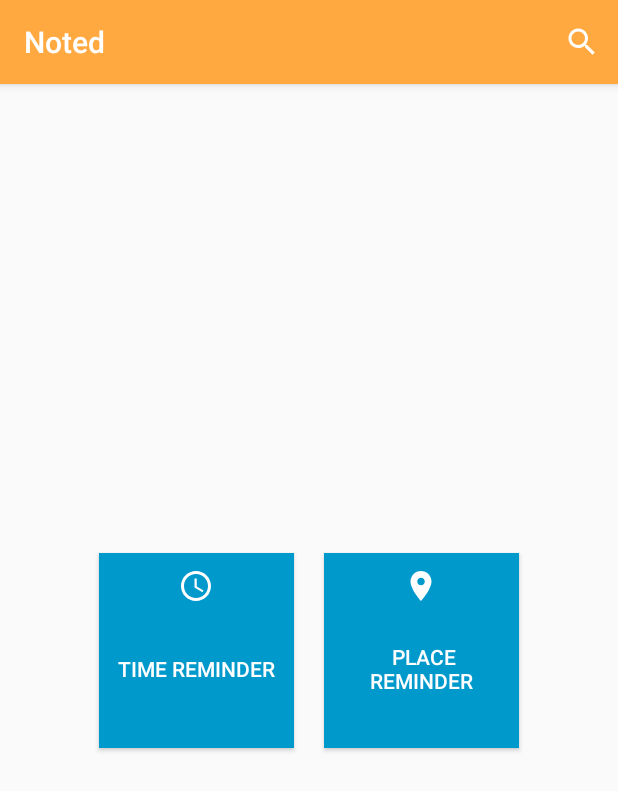
After one commit to kingchoo95/Note, an Android app: the SearchReminderActivity screen opened directly, with no data from a screen before it, on a phone screen of 412 x 824 dp. The commit adds this screen. Shown: the top 791 px of the screen. Run offline under Robolectric (Android 15) with nearby library versions, the phone set to English and light mode, and no system bars.

Commit message:
created first layer title search

```diff
--- a/Noted/app/src/main/AndroidManifest.xml
+++ b/Noted/app/src/main/AndroidManifest.xml
@@ -35,7 +35,8 @@
             android:name=".CheckConditionService"
             android:exported="false" />
 
-        <activity android:name=".SnoozeReminderActivity"></activity>
+        <activity android:name=".SnoozeReminderActivity" />
+        <activity android:name=".SearchReminderActivity"></activity>
     </application>
 
 </manifest>
--- /dev/null
+++ b/Noted/app/src/main/java/com/david/noted/SearchReminderActivity.java
@@ -0,0 +1,106 @@
+package com.david.noted;
+
+
+import android.content.Intent;
+import android.support.v7.app.AppCompatActivity;
+import android.os.Bundle;
+import android.support.v7.widget.SearchView;
+import android.util.Log;
+import android.view.Menu;
+import android.view.MenuInflater;
+import android.view.MenuItem;
+import android.view.View;
+import android.widget.AdapterView;
+import android.widget.ArrayAdapter;
+import android.widget.ListView;
+import java.util.ArrayList;
+
+
+
+public class SearchReminderActivity extends AppCompatActivity {
+    int countFilterPosition=0;
+    SearchView searchView;
+    ArrayList<String> titles = MainActivity.titles;
+    ArrayList<String> titlesFilter = MainActivity.titles;
+    Boolean isFilter = false;
+    static ArrayAdapter arrayAdapter;
+    @Override
+    protected void onCreate(Bundle savedInstanceState) {
+        super.onCreate(savedInstanceState);
+        setContentView(R.layout.activity_search_reminder);
+
+        ListView listView = (ListView) findViewById(R.id.notesListViewId);
+
+        arrayAdapter = new ArrayAdapter(this, android.R.layout.simple_list_item_1,titlesFilter);
+        if(titlesFilter != null){
+            listView.setAdapter(arrayAdapter);
+        }
+
+        listView.setOnItemClickListener(new AdapterView.OnItemClickListener() {
+            @Override
+            public void onItemClick(AdapterView<?> parent, View view, int position, long id) {
+                Intent intent = new Intent(getApplicationContext(),NoteEditorActivity.class);
+                //tell which row the user tap
+
+                String clickFilterString = parent.getAdapter().getItem(position).toString();
+                countFilterPosition = position;
+                if(isFilter){
+
+                   checkAfterFilterPosition(clickFilterString,position);
+
+                }
+                intent.putExtra("noteId", countFilterPosition);
+                startActivity(intent);
+                searchView.setQuery("", false);
+                searchView.clearFocus();
+
+            }
+        });
+    }
+
+    public void checkAfterFilterPosition(String clickFilterString, int position){
+
+
+            int arraySize = titles.size();
+
+
+            for(int i = 0 ; i < arraySize ; i++){
+
+                if ((clickFilterString.equals(titles.get(i)))) {
+                    if(position==0) {
+
+                        countFilterPosition=i;
+
+                    }else{
+                        checkAfterFilterPosition(clickFilterString,position-1);
+                    }
+                }
+            }
+        Log.i("asdasd",Integer.toString(countFilterPosition));
+
+    }
+    @Override
+    public boolean onCreateOptionsMenu(Menu menu) {
+        MenuInflater inflater =  getMenuInflater();
+        inflater.inflate(R.menu.advance_search_menu,menu);
+        MenuItem item = menu.findItem(R.id.app_bar_search);
+        searchView = (SearchView) item.getActionView();
+
+        searchView.setOnQueryTextListener(new SearchView.OnQueryTextListener(){
+
+            @Override
+            public boolean onQueryTextSubmit(String query) {
+                return false;
+            }
+
+            @Override
+            public boolean onQueryTextChange(String newText) {
+                arrayAdapter.getFilter().filter(newText);
+                isFilter = true;
+                return false;
+            }
+        });
+
+      return super.onCreateOptionsMenu(menu);
+    }
+}
--- /dev/null
+++ b/Noted/app/src/main/res/drawable/ic_access_time_black_24dp.xml
@@ -0,0 +1,9 @@
+<vector xmlns:android="http://schemas.android.com/apk/res/android"
+        android:width="24dp"
+        android:height="24dp"
+        android:viewportWidth="24.0"
+        android:viewportHeight="24.0">
+    <path
+        android:fillColor="#ffffff"
+        android:pathData="M11.99,2C6.47,2 2,6.48 2,12s4.47,10 9.99,10C17.52,22 22,17.52 22,12S17.52,2 11.99,2zM12,20c-4.42,0 -8,-3.58 -8,-8s3.58,-8 8,-8 8,3.58 8,8 -3.58,8 -8,8zM12.5,7H11v6l5.25,3.15 0.75,-1.23 -4.5,-2.67z"/>
+</vector>
--- /dev/null
+++ b/Noted/app/src/main/res/drawable/ic_place_black_24dp.xml
@@ -0,0 +1,9 @@
+<vector xmlns:android="http://schemas.android.com/apk/res/android"
+        android:width="24dp"
+        android:height="24dp"
+        android:viewportWidth="24.0"
+        android:viewportHeight="24.0">
+    <path
+        android:fillColor="#ffffff"
+        android:pathData="M12,2C8.13,2 5,5.13 5,9c0,5.25 7,13 7,13s7,-7.75 7,-13c0,-3.87 -3.13,-7 -7,-7zM12,11.5c-1.38,0 -2.5,-1.12 -2.5,-2.5s1.12,-2.5 2.5,-2.5 2.5,1.12 2.5,2.5 -1.12,2.5 -2.5,2.5z"/>
+</vector>
--- a/Noted/app/src/main/res/drawable/ic_search_black_24dp.xml
+++ b/Noted/app/src/main/res/drawable/ic_search_black_24dp.xml
@@ -4,6 +4,6 @@
         android:viewportWidth="24.0"
         android:viewportHeight="24.0">
     <path
-        android:fillColor="#FF000000"
+        android:fillColor="#ffffff"
         android:pathData="M15.5,14h-0.79l-0.28,-0.27C15.41,12.59 16,11.11 16,9.5 16,5.91 13.09,3 9.5,3S3,5.91 3,9.5 5.91,16 9.5,16c1.61,0 3.09,-0.59 4.23,-1.57l0.27,0.28v0.79l5,4.99L20.49,19l-4.99,-5zM9.5,14C7.01,14 5,11.99 5,9.5S7.01,5 9.5,5 14,7.01 14,9.5 11.99,14 9.5,14z"/>
 </vector>
--- /dev/null
+++ b/Noted/app/src/main/res/layout/activity_search_reminder.xml
@@ -0,0 +1,69 @@
+<?xml version="1.0" encoding="utf-8"?>
+<android.support.constraint.ConstraintLayout xmlns:android="http://schemas.android.com/apk/res/android"
+    xmlns:app="http://schemas.android.com/apk/res-auto"
+    xmlns:tools="http://schemas.android.com/tools"
+    android:layout_width="match_parent"
+    android:layout_height="match_parent"
+    tools:context="com.david.noted.SearchReminderActivity">
+
+    <LinearLayout
+        android:layout_width="300dp"
+        android:layout_height="150dp"
+        android:layout_marginBottom="315dp"
+        android:layout_marginEnd="8dp"
+        android:layout_marginLeft="8dp"
+        android:layout_marginRight="8dp"
+        android:layout_marginStart="8dp"
+        android:orientation="horizontal"
+        app:layout_constraintBottom_toBottomOf="parent"
+        app:layout_constraintLeft_toLeftOf="parent"
+        app:layout_constraintRight_toRightOf="parent">
+
+        <Button
+            android:id="@+id/button2"
+            android:layout_width="40dp"
+            android:layout_height="match_parent"
+            android:layout_margin="10dp"
+            android:layout_weight="0.72"
+            android:background="@android:color/holo_blue_dark"
+            android:drawableTop="@drawable/ic_access_time_black_24dp"
+            android:padding="10dp"
+            android:text="Time Reminder"
+            android:textColor="@color/common_google_signin_btn_text_dark_default"
+            tools:layout_editor_absoluteX="0dp"
+            tools:layout_editor_absoluteY="8dp" />
+
+        <Button
+            android:id="@+id/button3"
+            android:layout_width="40dp"
+            android:layout_height="match_parent"
+            android:layout_margin="10dp"
+            android:layout_weight="0.72"
+            android:background="@android:color/holo_blue_dark"
+            android:drawableTop="@drawable/ic_place_black_24dp"
+            android:padding="10dp"
+            android:text=" Place Reminder"
+            android:textColor="@color/common_google_signin_btn_text_dark_default" />
+
+
+    </LinearLayout>
+
+    <ListView
+        android:id="@+id/notesListViewId"
+        android:layout_width="match_parent"
+        android:layout_height="272dp"
+        android:layout_marginBottom="8dp"
+        android:layout_marginLeft="8dp"
+        android:layout_marginRight="8dp"
+        android:layout_marginStart="16dp"
+        android:layout_marginTop="8dp"
+        app:layout_constraintBottom_toBottomOf="parent"
+        app:layout_constraintHorizontal_bias="1.0"
+        app:layout_constraintLeft_toLeftOf="parent"
+        app:layout_constraintRight_toRightOf="parent"
+        app:layout_constraintTop_toTopOf="parent"
+        app:layout_constraintVertical_bias="1.0"
+        tools:layout_editor_absoluteX="-2dp"
+        tools:layout_editor_absoluteY="231dp" />
+
+</android.support.constraint.ConstraintLayout>
--- /dev/null
+++ b/Noted/app/src/main/res/menu/advance_search_menu.xml
@@ -0,0 +1,12 @@
+<?xml version="1.0" encoding="utf-8"?>
+<menu xmlns:android="http://schemas.android.com/apk/res/android"
+    xmlns:app="http://schemas.android.com/apk/res-auto">
+    <item
+        android:id="@+id/app_bar_search"
+        android:title="Search title"
+        android:icon="@drawable/ic_search_black_24dp"
+        app:showAsAction="always|collapseActionView"
+        app:actionViewClass="android.support.v7.widget.SearchView"
+        />
+
+</menu>
```
Also changed, not shown: Noted/app/src/main/java/com/david/noted/MainActivity.java (+17 -14 lines), Noted/app/src/main/java/com/david/noted/NoteEditorActivity.java (+11 -1 lines), Noted/app/src/main/res/drawable/ic_location_on_black_24dp.xml (added, +9 -0 lines), Noted/app/src/main/res/menu/search_menu.xml (+7 -1 lines), Noted/app/src/main/ic_launcher-web.png (added), Noted/app/src/main/res/mipmap-hdpi/ic_launcher.png, Noted/app/src/main/res/mipmap-mdpi/ic_launcher.png, Noted/app/src/main/res/mipmap-xhdpi/ic_launcher.png, Noted/app/src/main/res/mipmap-xxhdpi/ic_launcher.png, Noted/app/src/main/res/mipmap-xxxhdpi/ic_launcher.png.
